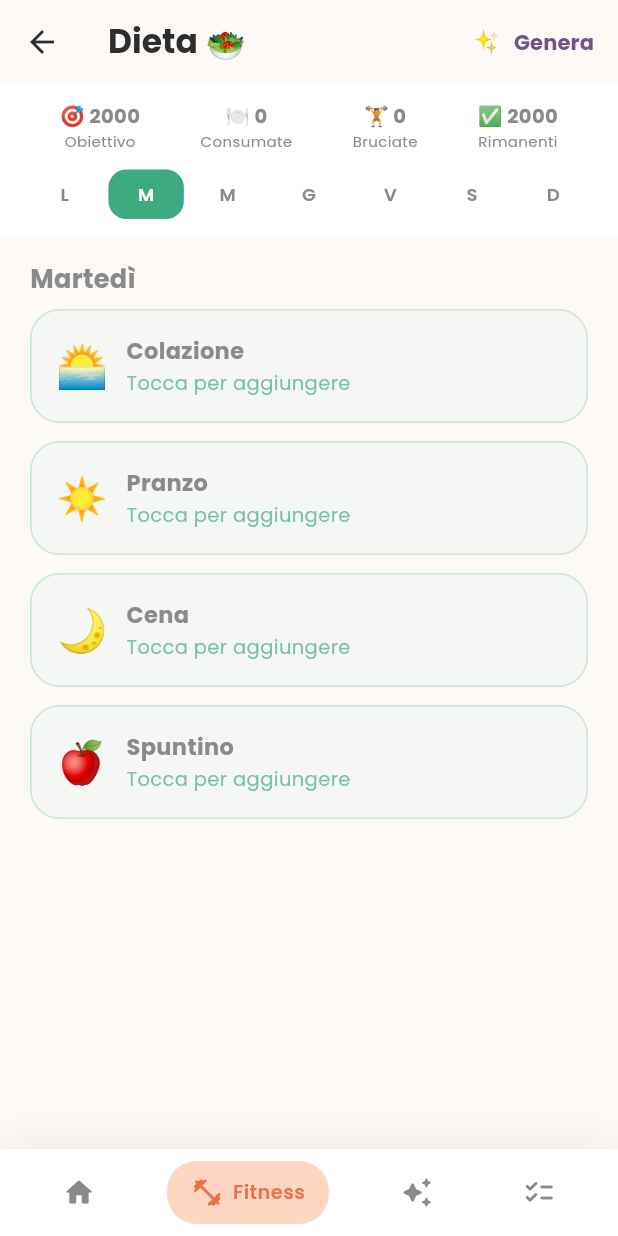
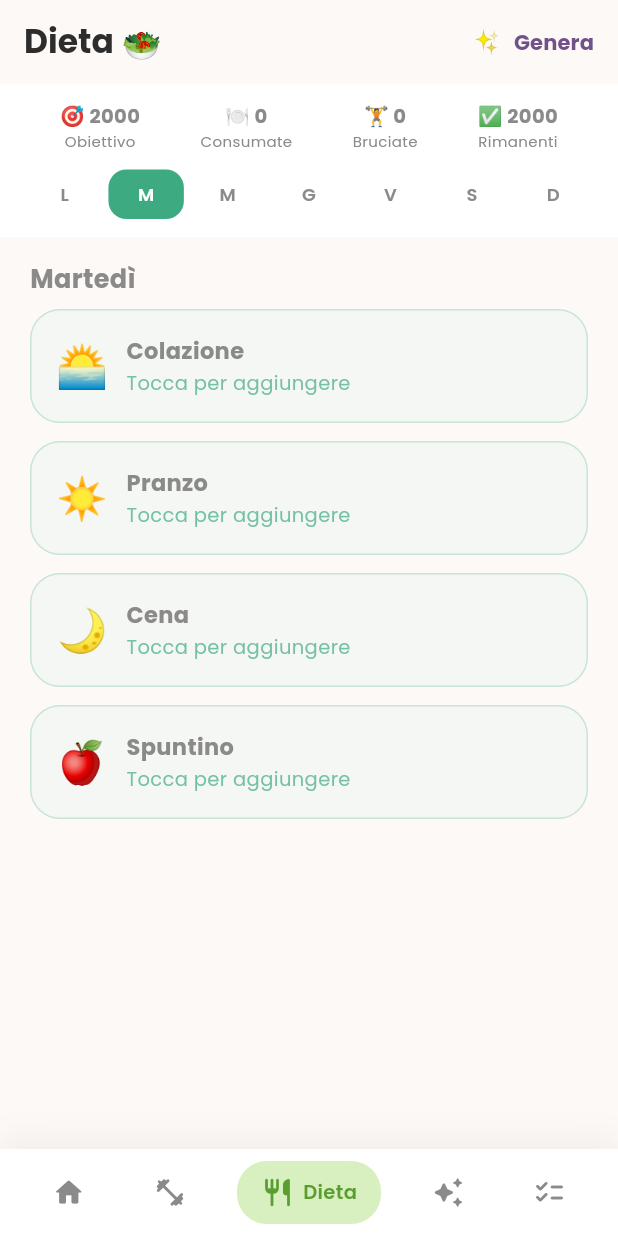
Before and after one commit to federicadeval/grow-glow, a Flutter app: the DietScreen screen opened by its route, on a phone screen of 412 x 824 dp. Run offline on Flutter 3.47's test engine with Material 3 defaults, Android fonts, the phone set to English and light mode, and no system bars; our stand-ins replace flutter_riverpod, go_router, google_fonts, image_picker, shared_preferences, supabase_flutter; missing offline and left inert: dart:js; accounts and stored records are empty; network calls fail.

Commit message:
Promote Dieta to standalone nav item in bottom bar
- Add diet/dietDark colors to AppColors
- Move /diet from sub-route of /fitness to top-level ShellRoute
- Add Dieta nav item (restaurant icon, green) between Fitness and Beauty
- Update fitness screen diet card to navigate to /diet

https://claude.ai/code/session_01H5CWHJEM7pURDawkVogN9M

```diff
--- a/lib/core/router/app_router.dart
+++ b/lib/core/router/app_router.dart
@@ -54,11 +54,11 @@ final appRouterProvider = Provider<GoRouter>((ref) {
                 path: 'workout',
                 builder: (context, state) => const WorkoutScreen(),
               ),
-              GoRoute(
-                path: 'diet',
-                builder: (context, state) => const DietScreen(),
-              ),
             ],
+          ),
+          GoRoute(
+            path: '/diet',
+            builder: (context, state) => const DietScreen(),
           ),
           GoRoute(
             path: '/beauty',
--- a/lib/core/theme/app_theme.dart
+++ b/lib/core/theme/app_theme.dart
@@ -26,6 +26,8 @@ class AppColors {
   // Feature colors
   static const Color fitness = Color(0xFFFFD6C2);
   static const Color fitnessDark = Color(0xFFE8724A);
+  static const Color diet = Color(0xFFD8F0C0);
+  static const Color dietDark = Color(0xFF5A9E2F);
   static const Color beauty = Color(0xFFE8D5F5);
   static const Color beautyDark = Color(0xFF9B6BC5);
   static const Color todo = Color(0xFFD4F0E8);
--- a/lib/features/fitness/presentation/screens/fitness_screen.dart
+++ b/lib/features/fitness/presentation/screens/fitness_screen.dart
@@ -54,7 +54,7 @@ class FitnessScreen extends ConsumerWidget {
                     icon: Icons.restaurant_rounded,
                     color: AppColors.mintDark,
                     bgColor: AppColors.mint,
-                    onTap: () => context.go('/fitness/diet'),
+                    onTap: () => context.go('/diet'),
                   ),
                 ),
               ],
--- a/lib/features/home/presentation/home_screen.dart
+++ b/lib/features/home/presentation/home_screen.dart
@@ -8,8 +8,9 @@ class HomeScreen extends StatelessWidget {
 
   int _locationToIndex(String location) {
     if (location.startsWith('/fitness')) return 1;
-    if (location.startsWith('/beauty')) return 2;
-    if (location.startsWith('/todo')) return 3;
+    if (location.startsWith('/diet')) return 2;
+    if (location.startsWith('/beauty')) return 3;
+    if (location.startsWith('/todo')) return 4;
     return 0;
   }
 
@@ -54,11 +55,19 @@ class HomeScreen extends StatelessWidget {
                   onTap: () => context.go('/fitness'),
                 ),
                 _NavItem(
+                  icon: Icons.restaurant_rounded,
+                  label: 'Dieta',
+                  color: AppColors.dietDark,
+                  bgColor: AppColors.diet,
+                  isSelected: currentIndex == 2,
+                  onTap: () => context.go('/diet'),
+                ),
+                _NavItem(
                   icon: Icons.auto_awesome_rounded,
                   label: 'Beauty',
                   color: AppColors.beautyDark,
                   bgColor: AppColors.beauty,
-                  isSelected: currentIndex == 2,
+                  isSelected: currentIndex == 3,
                   onTap: () => context.go('/beauty'),
                 ),
                 _NavItem(
@@ -66,7 +75,7 @@ class HomeScreen extends StatelessWidget {
                   label: 'Todo',
                   color: AppColors.todoDark,
                   bgColor: AppColors.todo,
-                  isSelected: currentIndex == 3,
+                  isSelected: currentIndex == 4,
                   onTap: () => context.go('/todo'),
                 ),
               ],
```
